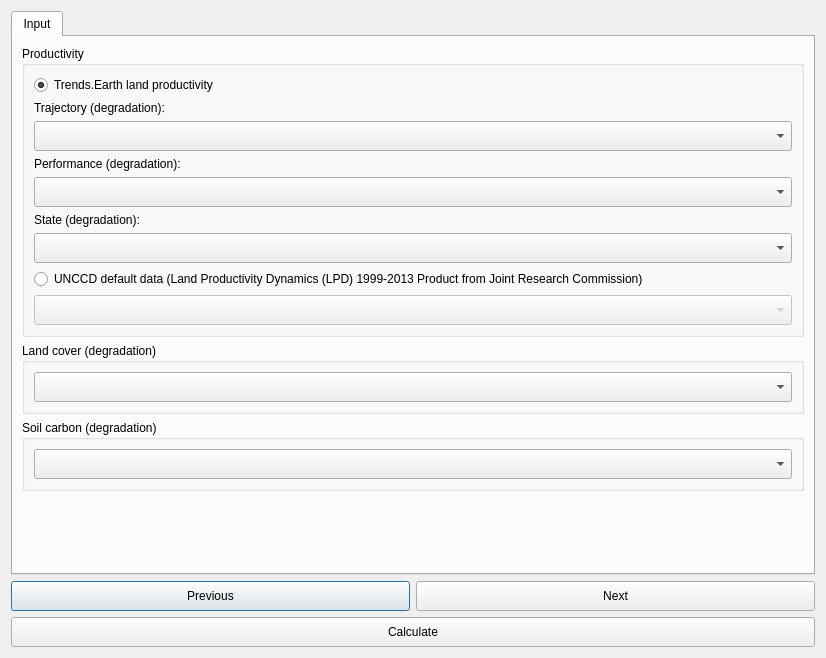
Old version of the form LDMP/gui/DlgCalculateLDNSummaryTableAdmin.ui in the repository ConservationInternational/trends.earth.
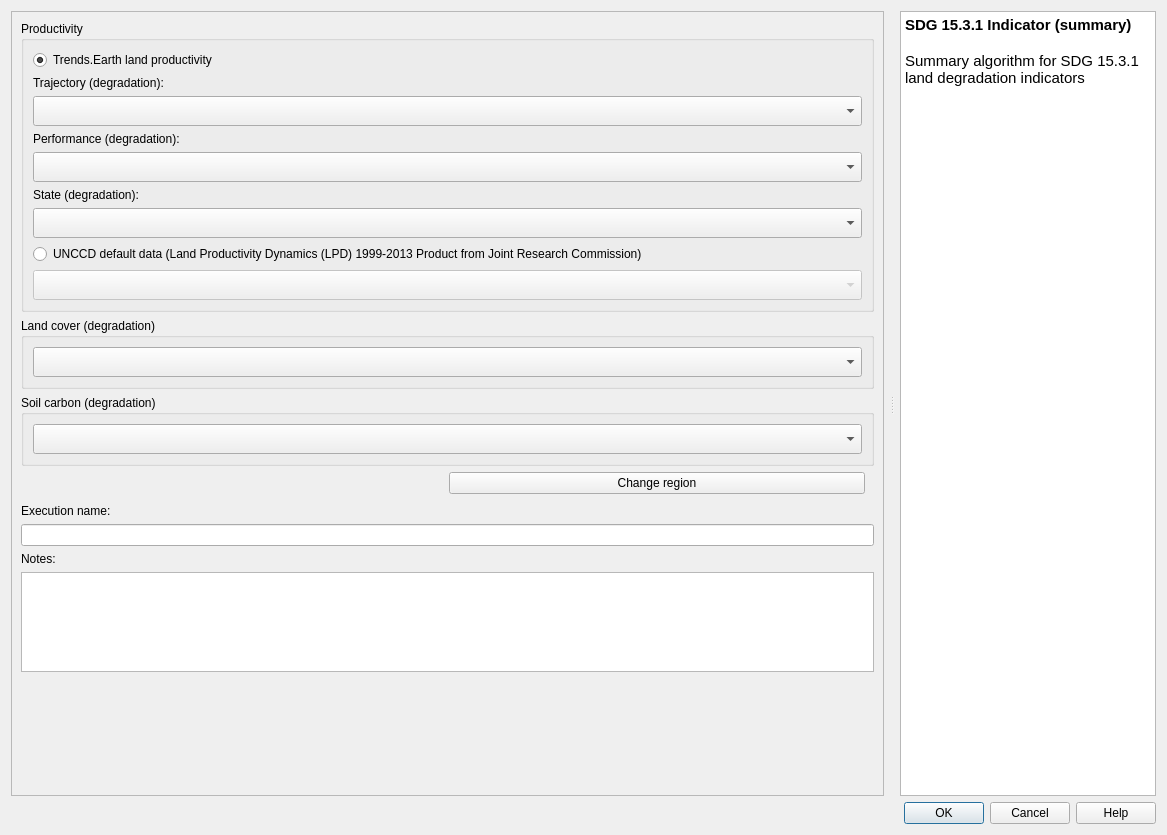
New version of the form. Custom widgets are drawn as their Qt base class.

Commit message:
Algorithm dialog updates (#444)
Introduce refactored algorithm execution dialogues

```diff
--- a/LDMP/gui/DlgCalculateLDNSummaryTableAdmin.ui
+++ b/LDMP/gui/DlgCalculateLDNSummaryTableAdmin.ui
@@ -6,8 +6,8 @@
    <rect>
     <x>0</x>
     <y>0</y>
-    <width>826</width>
-    <height>658</height>
+    <width>1167</width>
+    <height>835</height>
    </rect>
   </property>
   <property name="sizePolicy">
@@ -21,25 +21,76 @@
   </property>
   <layout class="QVBoxLayout" name="verticalLayout">
    <item>
-    <widget class="QTabWidget" name="TabBox">
+    <widget class="QSplitter" name="splitter">
+     <property name="orientation">
+      <enum>Qt::Horizontal</enum>
+     </property>
+     <property name="handleWidth">
+      <number>16</number>
+     </property>
+     <widget class="QFrame" name="configurations">
      <property name="sizePolicy">
-      <sizepolicy hsizetype="Minimum" vsizetype="Expanding">
-       <horstretch>0</horstretch>
+       <sizepolicy hsizetype="Expanding" vsizetype="Expanding">
+        <horstretch>2</horstretch>
        <verstretch>0</verstretch>
       </sizepolicy>
      </property>
-     <property name="tabShape">
-      <enum>QTabWidget::Rounded</enum>
-     </property>
-     <property name="currentIndex">
+      <property name="frameShape">
+       <enum>QFrame::NoFrame</enum>
+      </property>
+      <property name="frameShadow">
+       <enum>QFrame::Raised</enum>
+      </property>
+      <layout class="QVBoxLayout" name="verticalLayout_3">
+       <property name="leftMargin">
       <number>0</number>
      </property>
-     <widget class="QWidget" name="InputTab">
-      <attribute name="title">
-       <string>Input</string>
-      </attribute>
+       <property name="topMargin">
+        <number>0</number>
+       </property>
+       <property name="rightMargin">
+        <number>0</number>
+       </property>
+       <property name="bottomMargin">
+        <number>0</number>
+       </property>
+       <item>
+        <widget class="QScrollArea" name="scrollArea">
+         <property name="widgetResizable">
+          <bool>true</bool>
+         </property>
+         <widget class="QWidget" name="scrollAreaWidgetContents">
+          <property name="geometry">
+           <rect>
+            <x>0</x>
+            <y>0</y>
+            <width>875</width>
+            <height>784</height>
+           </rect>
+          </property>
       <layout class="QVBoxLayout" name="verticalLayout_2">
        <item>
+            <widget class="QFrame" name="setup_frame">
+             <property name="frameShape">
+              <enum>QFrame::NoFrame</enum>
+             </property>
+             <property name="frameShadow">
+              <enum>QFrame::Raised</enum>
+             </property>
+             <layout class="QVBoxLayout" name="verticalLayout_4">
+              <property name="leftMargin">
+               <number>0</number>
+              </property>
+              <property name="topMargin">
+               <number>0</number>
+              </property>
+              <property name="rightMargin">
+               <number>0</number>
+              </property>
+              <property name="bottomMargin">
+               <number>0</number>
+              </property>
+              <item>
         <widget class="QGroupBox" name="groupBox">
          <property name="sizePolicy">
           <sizepolicy hsizetype="Preferred" vsizetype="Minimum">
@@ -332,6 +383,84 @@
          </layout>
         </widget>
        </item>
+             </layout>
+            </widget>
+           </item>
+           <item>
+            <layout class="QHBoxLayout" name="horizontalLayout">
+             <property name="leftMargin">
+              <number>5</number>
+             </property>
+             <property name="rightMargin">
+              <number>9</number>
+             </property>
+             <property name="bottomMargin">
+              <number>4</number>
+             </property>
+             <item>
+              <widget class="QLabel" name="region_la">
+               <property name="toolTip">
+                <string>The current selected region of interest</string>
+               </property>
+               <property name="text">
+                <string/>
+               </property>
+               <property name="wordWrap">
+                <bool>true</bool>
+               </property>
+              </widget>
+             </item>
+             <item>
+              <widget class="QPushButton" name="region_button">
+               <property name="toolTip">
+                <string>&lt;html&gt;&lt;head/&gt;&lt;body&gt;&lt;p&gt;Opens settings dialog in order to change region of interest.&lt;/p&gt;&lt;p&gt;&lt;br/&gt;&lt;/p&gt;&lt;/body&gt;&lt;/html&gt;</string>
+               </property>
+               <property name="text">
+                <string>Change region</string>
+               </property>
+              </widget>
+             </item>
+            </layout>
+           </item>
+           <item>
+            <widget class="QLabel" name="execution_name_la">
+             <property name="text">
+              <string>Execution name:</string>
+             </property>
+            </widget>
+           </item>
+           <item>
+            <widget class="QLineEdit" name="execution_name_le"/>
+           </item>
+           <item>
+            <widget class="QLabel" name="task_notes_la">
+             <property name="text">
+              <string>Notes:</string>
+             </property>
+            </widget>
+           </item>
+           <item>
+            <widget class="QTextEdit" name="task_notes">
+             <property name="sizePolicy">
+              <sizepolicy hsizetype="Expanding" vsizetype="Minimum">
+               <horstretch>0</horstretch>
+               <verstretch>0</verstretch>
+              </sizepolicy>
+             </property>
+             <property name="minimumSize">
+              <size>
+               <width>0</width>
+               <height>0</height>
+              </size>
+             </property>
+             <property name="maximumSize">
+              <size>
+               <width>16777215</width>
+               <height>100</height>
+              </size>
+             </property>
+            </widget>
+           </item>
        <item>
         <spacer name="verticalSpacer_2">
          <property name="orientation">
@@ -340,7 +469,7 @@
          <property name="sizeHint" stdset="0">
           <size>
            <width>20</width>
-           <height>40</height>
+               <height>69</height>
           </size>
          </property>
         </spacer>
@@ -349,66 +478,45 @@
      </widget>
     </widget>
    </item>
-   <item>
-    <layout class="QGridLayout" name="gridLayout_3">
-     <item row="0" column="0">
-      <widget class="QPushButton" name="button_prev">
-       <property name="sizePolicy">
-        <sizepolicy hsizetype="Minimum" vsizetype="Minimum">
-         <horstretch>0</horstretch>
-         <verstretch>0</verstretch>
-        </sizepolicy>
-       </property>
-       <property name="minimumSize">
-        <size>
-         <width>0</width>
-         <height>30</height>
-        </size>
-       </property>
-       <property name="text">
-        <string>Previous</string>
-       </property>
-      </widget>
-     </item>
-     <item row="0" column="1">
-      <widget class="QPushButton" name="button_next">
-       <property name="sizePolicy">
-        <sizepolicy hsizetype="Minimum" vsizetype="Minimum">
-         <horstretch>0</horstretch>
-         <verstretch>0</verstretch>
-        </sizepolicy>
-       </property>
-       <property name="minimumSize">
-        <size>
-         <width>0</width>
-         <height>30</height>
-        </size>
-       </property>
-       <property name="text">
-        <string>Next</string>
-       </property>
-      </widget>
-     </item>
-     <item row="1" column="0" colspan="2">
-      <widget class="QPushButton" name="button_calculate">
-       <property name="sizePolicy">
-        <sizepolicy hsizetype="Minimum" vsizetype="Minimum">
-         <horstretch>0</horstretch>
-         <verstretch>0</verstretch>
-        </sizepolicy>
-       </property>
-       <property name="minimumSize">
-        <size>
-         <width>0</width>
-         <height>30</height>
-        </size>
-       </property>
-       <property name="text">
-        <string>Calculate</string>
-       </property>
-      </widget>
-     </item>
-    </layout>
+      </layout>
+     </widget>
+     <widget class="QTextBrowser" name="alg_help">
+      <property name="sizePolicy">
+       <sizepolicy hsizetype="Expanding" vsizetype="Expanding">
+        <horstretch>0</horstretch>
+        <verstretch>0</verstretch>
+       </sizepolicy>
+      </property>
+      <property name="accessibleName">
+       <string/>
+      </property>
+      <property name="html">
+       <string>&lt;!DOCTYPE HTML PUBLIC &quot;-//W3C//DTD HTML 4.0//EN&quot; &quot;http://www.w3.org/TR/REC-html40/strict.dtd&quot;&gt;
+&lt;html&gt;&lt;head&gt;&lt;meta name=&quot;qrichtext&quot; content=&quot;1&quot; /&gt;&lt;style type=&quot;text/css&quot;&gt;
+p, li { white-space: pre-wrap; }
+&lt;/style&gt;&lt;/head&gt;&lt;body style=&quot; font-family:'Ubuntu'; font-size:11pt; font-weight:400; font-style:normal;&quot;&gt;
+&lt;p style=&quot; margin-top:0px; margin-bottom:0px; margin-left:0px; margin-right:0px; -qt-block-indent:0; text-indent:0px;&quot;&gt;&lt;span style=&quot; font-weight:600;&quot;&gt;SDG 15.3.1 Indicator (summary)&lt;/span&gt;&lt;/p&gt;
+&lt;p style=&quot;-qt-paragraph-type:empty; margin-top:0px; margin-bottom:0px; margin-left:0px; margin-right:0px; -qt-block-indent:0; text-indent:0px; font-weight:600;&quot;&gt;&lt;br /&gt;&lt;/p&gt;
+&lt;p style=&quot; margin-top:0px; margin-bottom:0px; margin-left:0px; margin-right:0px; -qt-block-indent:0; text-indent:0px;&quot;&gt;Summary algorithm for SDG 15.3.1 land degradation indicators&lt;/p&gt;&lt;/body&gt;&lt;/html&gt;</string>
+      </property>
+      <property name="openExternalLinks">
+       <bool>true</bool>
+      </property>
+      <property name="openLinks">
+       <bool>false</bool>
+      </property>
+     </widget>
+    </widget>
+   </item>
+   <item>
+    <widget class="QDialogButtonBox" name="button_box">
+     <property name="orientation">
+      <enum>Qt::Horizontal</enum>
+     </property>
+     <property name="standardButtons">
+      <set>QDialogButtonBox::Cancel|QDialogButtonBox::Help|QDialogButtonBox::Ok</set>
+     </property>
+    </widget>
    </item>
   </layout>
  </widget>
```
Left out of the diff: 51 changed lines with no effect on the pictures. Lines whose indentation alone changed are shown as unchanged. The commit also changes 20 other files.
